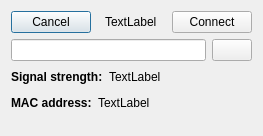
Before: the Qt Designer form src/widgets/dialogs/wifi/connectiondialog.ui in Quill-OS/quill, drawn with Qt 5.
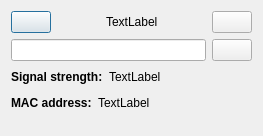
After: the same form once the commit is applied.

```diff
--- a/src/widgets/dialogs/wifi/connectiondialog.ui
+++ b/src/widgets/dialogs/wifi/connectiondialog.ui
@@ -22,7 +22,7 @@
      <item>
       <widget class="QPushButton" name="cancelBtn">
        <property name="text">
-        <string>Cancel</string>
+        <string></string>
        </property>
       </widget>
      </item>
@@ -62,7 +62,7 @@
      <item>
       <widget class="QPushButton" name="connectBtn">
        <property name="text">
-        <string>Connect</string>
+        <string></string>
        </property>
       </widget>
      </item>
```
